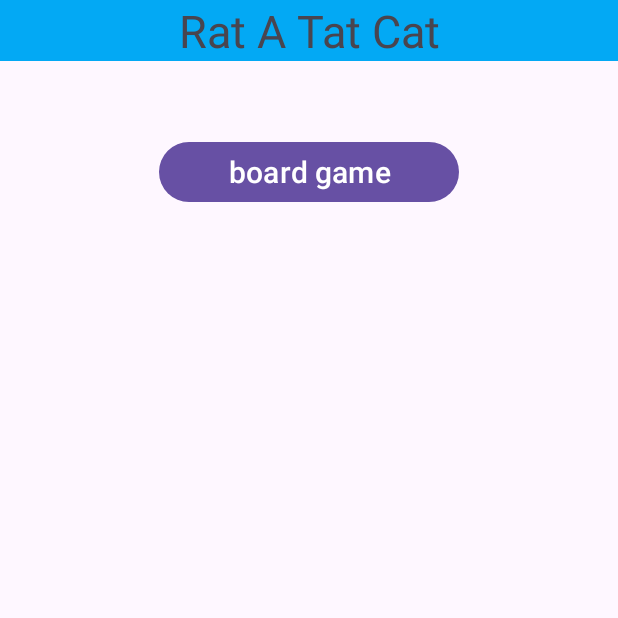
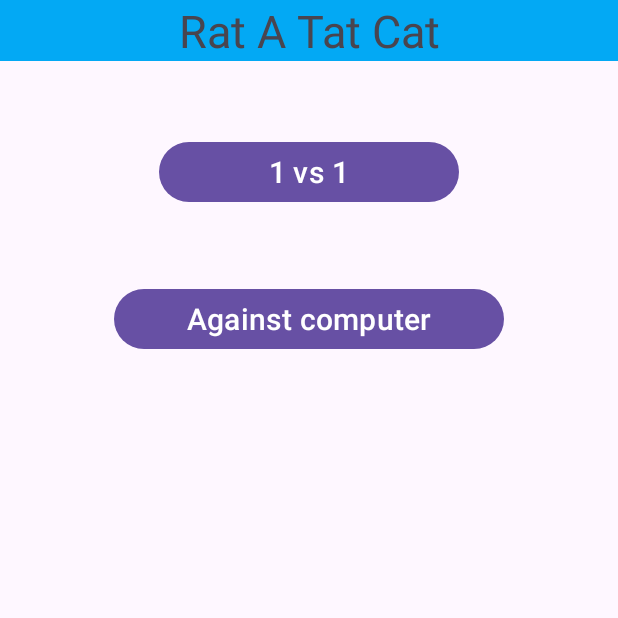
Before and after one commit to yahliken/project, an Android app: the screen it shows after launch (MainActivity), on a phone screen of 412 x 824 dp, the top half of it. Run offline under Robolectric (Android 15) with nearby library versions, the phone set to English and light mode, and no system bars.

```diff
--- a/app/src/main/java/com/example/project/MainActivity.java
+++ b/app/src/main/java/com/example/project/MainActivity.java
@@ -13,20 +13,35 @@ import androidx.core.view.WindowInsetsCompat;
 
 public class MainActivity extends AppCompatActivity implements View.OnClickListener {
 
-    private Button board;
+    private Button twoPlayers, againstComputer;
+    private int player;
     @Override
     protected void onCreate(Bundle savedInstanceState) {
         super.onCreate(savedInstanceState);
         EdgeToEdge.enable(this);
         setContentView(R.layout.activity_main);
 
-        board =findViewById(R.id.board);
-        board.setOnClickListener(this);
+        twoPlayers = findViewById(R.id.twoPlayers);
+        twoPlayers.setOnClickListener(this);
+        againstComputer = findViewById(R.id.againstComputer);
+        againstComputer.setOnClickListener(this);
+
+    }
+
+    public void whichPlayer (int playerNum){
+        player = playerNum;
     }
 
     @Override
     public void onClick(View v) {
-        Intent i = new Intent(this, GameActivity.class);
-        startActivity(i);
+        Intent iStartGame = new Intent(this, GameActivity.class);
+        if(v == twoPlayers){
+            CustomDialog customDialog = new CustomDialog(this);
+            customDialog.show();
+        }
+        else{
+
+        }
+
     }
 }
--- a/app/src/main/res/layout/activity_game.xml
+++ b/app/src/main/res/layout/activity_game.xml
@@ -14,6 +14,6 @@
         android:text="Board"
         android:textSize="30dp"
         android:gravity="center"
-        android:background="#03A9F4"/>
+        android:background="#03A9F4"></TextView>
 
 </LinearLayout>
--- a/app/src/main/res/layout/activity_main.xml
+++ b/app/src/main/res/layout/activity_main.xml
@@ -14,14 +14,22 @@
         android:text="Rat A Tat Cat"
         android:textSize="30dp"
         android:gravity="center"
-        android:background="#03A9F4"/>
+        android:background="#03A9F4"></TextView>
     <Button
         android:layout_width="200dp"
         android:layout_height="wrap_content"
-        android:text="board game"
+        android:text="1 vs 1"
         android:textSize="20dp"
         android:layout_gravity="center"
         android:layout_marginTop="50dp"
-        android:id="@+id/board"></Button>
+        android:id="@+id/twoPlayers"></Button>
+    <Button
+        android:layout_width="260dp"
+        android:layout_height="wrap_content"
+        android:text="Against computer"
+        android:textSize="20dp"
+        android:layout_gravity="center"
+        android:layout_marginTop="50dp"
+        android:id="@+id/againstComputer"></Button>
 
 </LinearLayout>
```
Also changed, not shown: app/src/main/AndroidManifest.xml (+6 -3 lines), app/src/main/java/com/example/project/BoardGame.java (+11 -3 lines), app/src/main/java/com/example/project/Card.java (+14 -5 lines), app/src/main/java/com/example/project/CustomDialog.java (added, +30 -0 lines), app/src/main/res/layout/custom_dialog.xml (added, +34 -0 lines).
